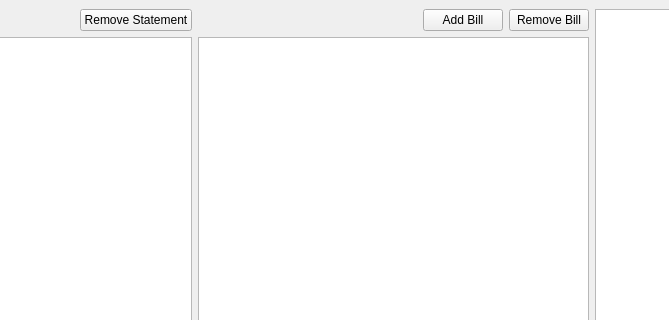
Above: ui/mainwindow.ui from fearricepudding/FinancialOrganiser before the change; both pictures show x 208 to 877 and y 0 to 320 of the 1203 by 978 pixel window. Below: the same form after it.
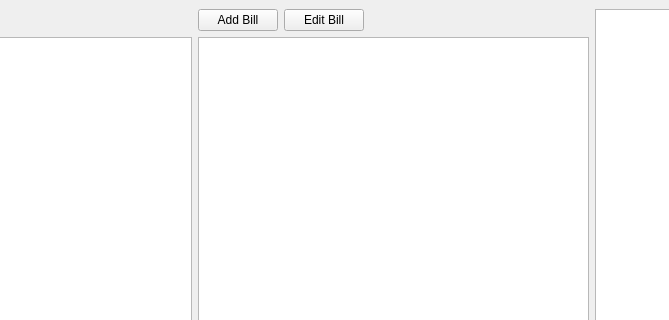
That is the form after the change.

```diff
--- a/ui/mainwindow.ui
+++ b/ui/mainwindow.ui
@@ -52,13 +52,6 @@
           </property>
          </spacer>
         </item>
-        <item>
-         <widget class="QPushButton" name="pushButton">
-          <property name="text">
-           <string>Remove Statement</string>
-          </property>
-         </widget>
-        </item>
        </layout>
       </item>
       <item>
@@ -74,6 +67,20 @@
      <layout class="QVBoxLayout" name="verticalLayout_5">
       <item>
        <layout class="QHBoxLayout" name="horizontalLayout_2">
+        <item>
+         <widget class="QPushButton" name="newbillButton">
+          <property name="text">
+           <string>Add Bill</string>
+          </property>
+         </widget>
+        </item>
+        <item>
+         <widget class="QPushButton" name="editBillButton">
+          <property name="text">
+           <string>Edit Bill</string>
+          </property>
+         </widget>
+        </item>
         <item>
          <spacer name="horizontalSpacer_2">
           <property name="orientation">
@@ -87,20 +94,6 @@
           </property>
          </spacer>
         </item>
-        <item>
-         <widget class="QPushButton" name="newbillButton">
-          <property name="text">
-           <string>Add Bill</string>
-          </property>
-         </widget>
-        </item>
-        <item>
-         <widget class="QPushButton" name="pushButton_2">
-          <property name="text">
-           <string>Remove Bill</string>
-          </property>
-         </widget>
-        </item>
        </layout>
       </item>
       <item>
```
Left out of the diff: 4 changed lines with no effect on the pictures.
